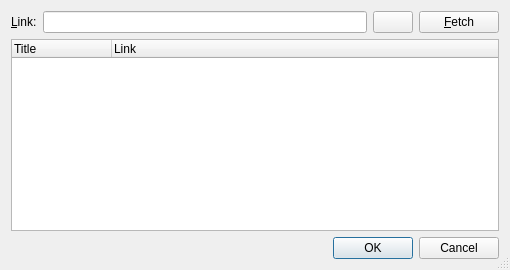
Above: rc/rssdlg.ui from guendto/abby before the change. Below: the same form after it.
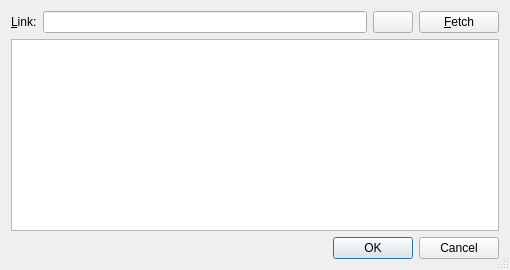
That is the form after the change. Icons and pictures are not drawn.

Commit message: RSS: hide column header.

Patch:
```diff
--- a/rc/rssdlg.ui
+++ b/rc/rssdlg.ui
@@ -99,7 +99,7 @@
       <bool>false</bool>
      </property>
      <property name="headerHidden" >
-      <bool>false</bool>
+      <bool>true</bool>
      </property>
      <column>
       <property name="text" >
```
